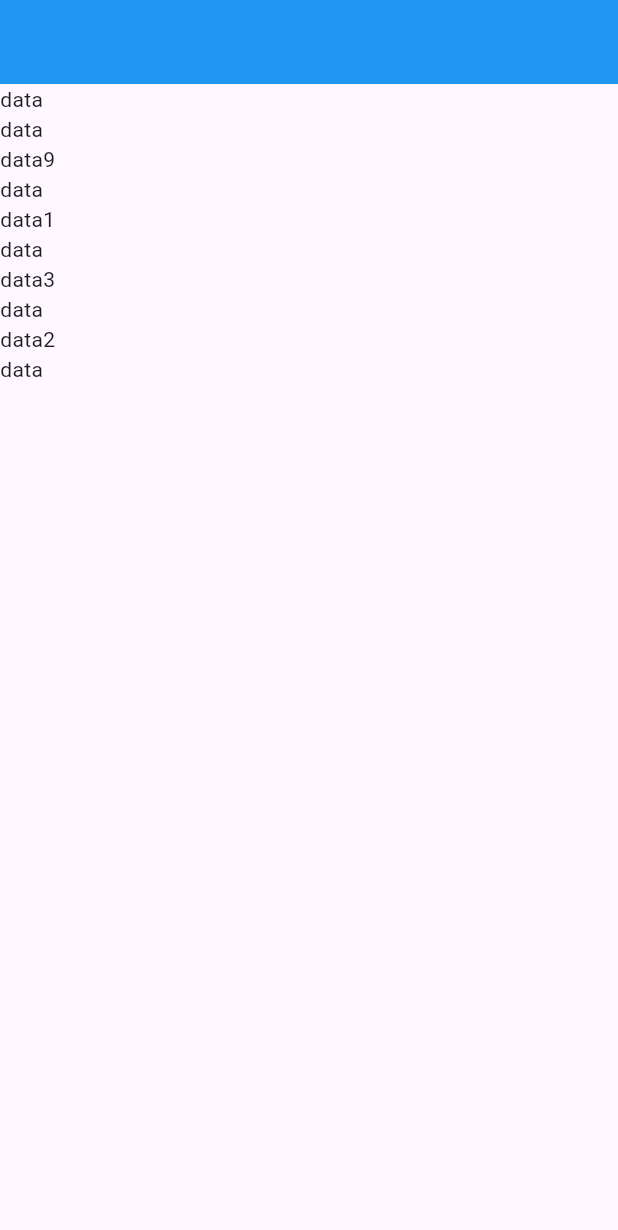
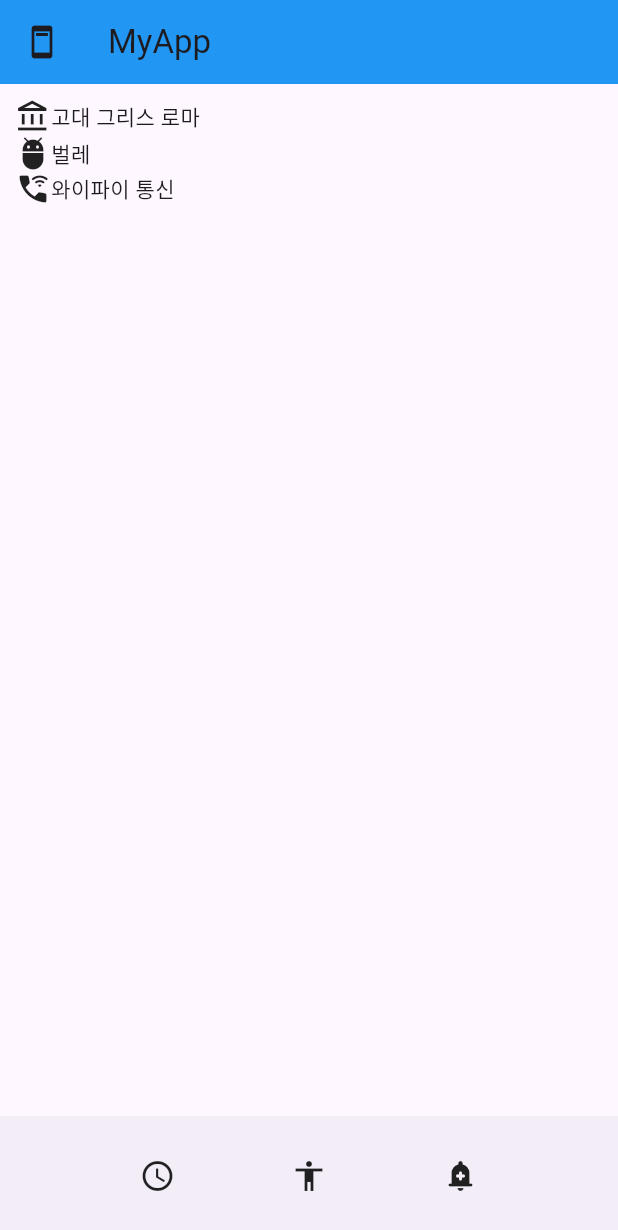
Before and after one commit to doriver/longTimeAgo, a Flutter app: the screen it shows after launch, on a phone screen of 412 x 824 dp. Shown: the top 1230 px of the screen. Run offline on Flutter 3.47's test engine with Material 3 defaults, Android fonts, the phone set to English and light mode, and no system bars.

Commit message:
마지막 작품

```diff
--- a/lib/main.dart
+++ b/lib/main.dart
@@ -11,25 +11,48 @@
 
     return MaterialApp(
       home: Scaffold(
-        appBar: AppBar( backgroundColor:Colors.blue ),
+        appBar: AppBar( leading: Icon(Icons.ad_units), title: Text('MyApp'), backgroundColor:Colors.blue ),
         body: ListView( // 메모리 절약 기능( 스크롤에 해당하지 않는부분은 메모리에서 삭제함 )
+          padding: EdgeInsets.all(10),
           children: [
-            Text('data'),
-            Text('data'),
-            Text('data9'),
-            Text('data'),
-            Text('data1'),
-            Text('data'),
-            Text('data3'),
-            Text('data'),
-            Text('data2'),
-            Text('data'),
+            Row(
+              children: [
+                Icon(Icons.account_balance_outlined),
+                Text('고대 그리스 로마')
+              ]
+            ),
+            Row(
+              children: [
+                Icon(Icons.adb_rounded),
+                Text('벌레')
+              ]
+            ),
+            Row(
+              children: [
+                Icon(Icons.wifi_calling_3_rounded),
+                Text('와이파이 통신')
+              ]
+            ),
           ]
+        ),
+        bottomNavigationBar: BottomAppBar(
+          child: buttomIcon,
         )
       )
     );
   }
 }
+
+var buttomIcon = Row(
+  mainAxisAlignment: MainAxisAlignment.spaceEvenly,
+  children: [
+    Icon(Icons.access_time),
+    Icon(Icons.accessibility_outlined),
+    Icon(Icons.add_alert_rounded)
+  ]
+);
+
+
 // 안에있는 data가 변할때는 변수에 담으면 안되고, 커스텀위젯 사용해야함
 // 단축키 : stless + tab키  >>>  아래 커스텀위젯 기본 세팅 생김
 class MyWidget extends StatelessWidget { // 커스텀 위젯이 되려면 class안에 변수, 함수 많이 넣어야하고 그래서 extends StatelessWidget을 해주는거
```
